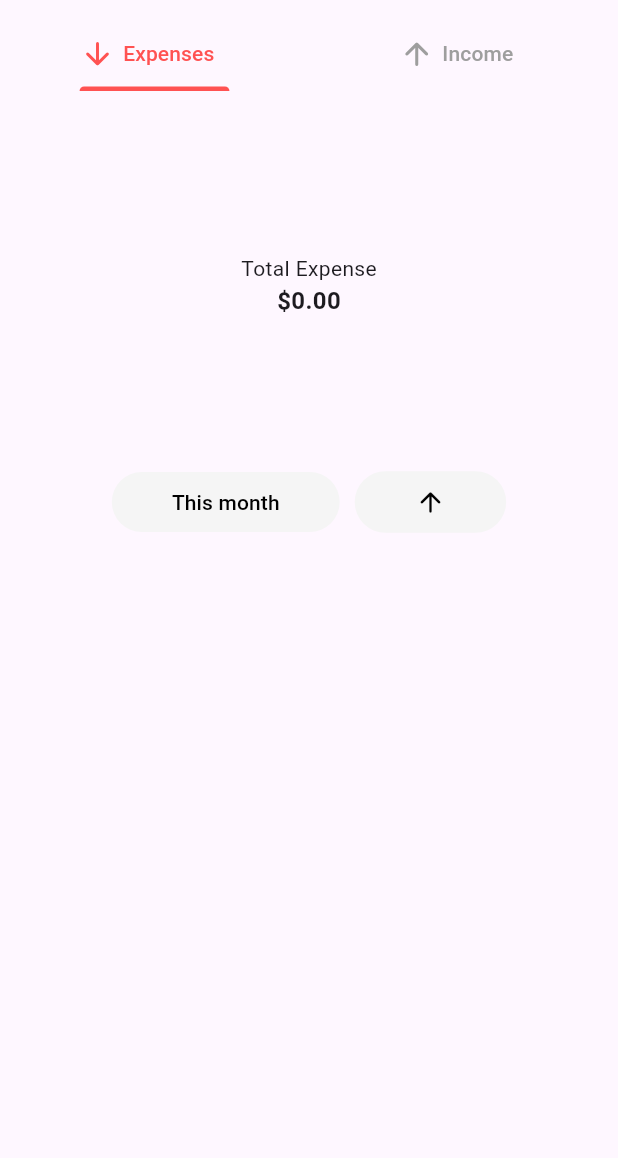
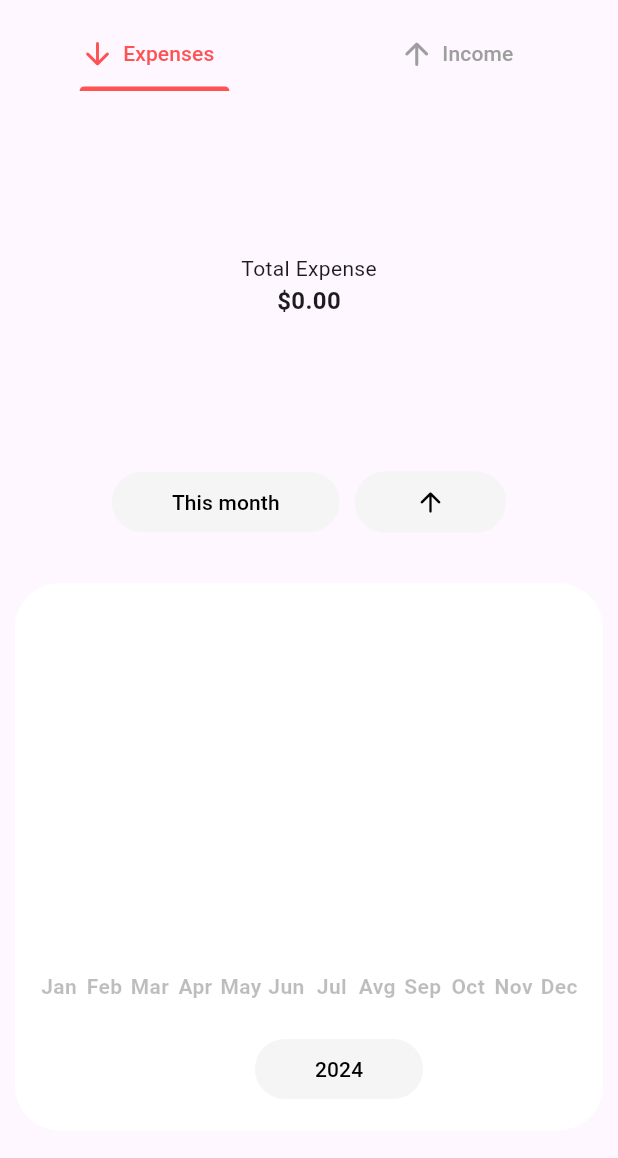
Before and after one commit to DusanCojic/PocketPal, a Flutter app: the StatsScreen screen opened directly, after a tap on the "arrow downward" icon, on a phone screen of 412 x 824 dp, the part 65-1223 px from its top. Run offline on Flutter 3.47's test engine with Material 3 defaults, Android fonts, the light colour scheme and no system bars; drawn by our look-alikes of fl_chart; our stand-ins replace flutter_colorpicker, flutter_slidable, hive, hive_flutter, persistent_bottom_nav_bar; missing offline and left inert: flutter_iconpicker; accounts and stored records are empty; generated files the repository leaves out were written again.

Commit message:
feat: monthly expense chart

```diff
--- a/lib/interface/expense_service.dart
+++ b/lib/interface/expense_service.dart
@@ -40,6 +40,7 @@ abstract class ExpenseService {
 
   Future<Map<Category, double>> totalExpensesForEveryCategory(
       TimePeriod period, Subscriber? sub);
+  Future<List<double>> totalMonthlyExpenses(int year, Subscriber? sub);
 
   void subscribe(Subscriber sub);
   void unsubscribe(Subscriber sub);
--- a/lib/service/persistent_expense_service.dart
+++ b/lib/service/persistent_expense_service.dart
@@ -300,4 +300,30 @@ class PersistentExpenseService implements ExpenseService {
 
     return result;
   }
+
+  @override
+  Future<List<double>> totalMonthlyExpenses(int year, Subscriber? sub) async {
+    if (sub != null) expensesChangeNotifier.subscribe(sub);
+
+    List<double> result = [];
+
+    if (year < 2000 || year > DateTime.now().year) {
+      return result;
+    }
+
+    for (int i = 1; i <= 12; i++) {
+      DateTime from = DateTime(year, i, 1).subtract(
+        const Duration(days: 1),
+      );
+      DateTime to = DateTime(year, i + 1, 1).subtract(
+        const Duration(days: 1),
+      );
+
+      result.add(
+        await getTotalCustomPeriodExpense(from, to),
+      );
+    }
+
+    return result;
+  }
 }
--- a/lib/widgets/expense_stats.dart
+++ b/lib/widgets/expense_stats.dart
@@ -2,6 +2,7 @@ import 'package:flutter/material.dart';
 import 'package:pocket_pal/util/time_period.dart';
 import 'package:pocket_pal/widgets/expense_by_category_chart.dart';
 import 'package:pocket_pal/widgets/expense_by_category_table.dart';
+import 'package:pocket_pal/widgets/monthly_expense_chart.dart';
 import 'package:pocket_pal/widgets/period_picker.dart';
 
 class ExpenseStats extends StatefulWidget {
@@ -104,7 +105,8 @@ class _ExpenseStatsState extends State<ExpenseStats> {
             period: period,
             sort: ascSort,
           ),
-          const SizedBox(height: 20),
+          const MonthlyExpenseChart(),
+          const SizedBox(height: 55),
         ],
       ),
     );
--- /dev/null
+++ b/lib/widgets/monthly_expense_chart.dart
@@ -0,0 +1,210 @@
+import 'package:fl_chart/fl_chart.dart';
+import 'package:flutter/material.dart';
+import 'package:pocket_pal/interface/subscriber.dart';
+import 'package:pocket_pal/service/manager_service.dart';
+// ignore: library_prefixes
+import 'package:pocket_pal/widgets/year_picker.dart' as YP;
+
+class MonthlyExpenseChart extends StatefulWidget {
+  const MonthlyExpenseChart({super.key});
+
+  @override
+  State<StatefulWidget> createState() => _MonthlyExpenseChartState();
+}
+
+class _MonthlyExpenseChartState extends State<MonthlyExpenseChart>
+    implements Subscriber {
+  late int year;
+
+  void handleSelectedYear(int newYear) {
+    setState(() {
+      year = newYear;
+    });
+  }
+
+  @override
+  void initState() {
+    year = DateTime.now().year;
+    ManagerService().service.getExpenseService().subscribe(this);
+    super.initState();
+  }
+
+  @override
+  Widget build(BuildContext context) {
+    return Padding(
+      padding: const EdgeInsets.symmetric(horizontal: 10.0),
+      child: Container(
+        height: 365,
+        width: MediaQuery.of(context).size.width,
+        decoration: BoxDecoration(
+          color: Colors.white,
+          borderRadius: BorderRadius.circular(30.0),
+        ),
+        child: Column(
+          crossAxisAlignment: CrossAxisAlignment.center,
+          children: [
+            SizedBox(
+              height: 300.0,
+              child: Padding(
+                padding: const EdgeInsets.all(5.0),
+                child: Padding(
+                  padding: const EdgeInsets.symmetric(
+                    vertical: 15.0,
+                  ),
+                  child: FutureBuilder<List<BarChartGroupData>>(
+                    future: getBarGroups(this),
+                    builder: (context, snapshot) {
+                      return BarChart(
+                        BarChartData(
+                          gridData: const FlGridData(show: false),
+                          borderData: FlBorderData(show: false),
+                          titlesData: FlTitlesData(
+                            bottomTitles: AxisTitles(
+                              sideTitles: SideTitles(
+                                showTitles: true,
+                                reservedSize: 25.0,
+                                getTitlesWidget: getTitles,
+                              ),
+                            ),
+                            leftTitles: const AxisTitles(
+                              sideTitles: SideTitles(showTitles: false),
+                            ),
+                            topTitles: const AxisTitles(
+                              sideTitles: SideTitles(showTitles: false),
+                            ),
+                            rightTitles: const AxisTitles(
+                              sideTitles: SideTitles(showTitles: false),
+                            ),
+                          ),
+                          barGroups: snapshot.data,
+                        ),
+                      );
+                    },
+                  ),
+                ),
+              ),
+            ),
+            Padding(
+              padding: const EdgeInsets.only(left: 40.0),
+              child: ElevatedButton(
+                onPressed: () {
+                  showModalBottomSheet(
+                    context: context,
+                    useRootNavigator: true,
+                    builder: (BuildContext context) {
+                      return YP.YearPicker(
+                        onSelectedYear: handleSelectedYear,
+                      );
+                    },
+                  );
+                },
+                style: ElevatedButton.styleFrom(
+                  elevation: 0,
+                  padding: const EdgeInsets.symmetric(
+                    horizontal: 40.0,
+                    vertical: 10.0,
+                  ),
+                  backgroundColor: const Color.fromARGB(255, 245, 245, 245),
+                ),
+                child: Text(
+                  year.toString(),
+                  style: const TextStyle(
+                    color: Colors.black,
+                  ),
+                ),
+              ),
+            ),
+          ],
+        ),
+      ),
+    );
+  }
+
+  Widget getTitles(double value, TitleMeta meta) {
+    const style = TextStyle(
+      color: Colors.black26,
+      fontWeight: FontWeight.bold,
+      fontSize: 14,
+    );
+    String text;
+    switch (value.toInt()) {
+      case 0:
+        text = 'Jan';
+        break;
+      case 1:
+        text = 'Feb';
+        break;
+      case 2:
+        text = 'Mar';
+        break;
+      case 3:
+        text = 'Apr';
+        break;
+      case 4:
+        text = 'May';
+        break;
+      case 5:
+        text = 'Jun';
+        break;
+      case 6:
+        text = 'Jul';
+        break;
+      case 7:
+        text = 'Avg';
+        break;
+      case 8:
+        text = 'Sep';
+        break;
+      case 9:
+        text = 'Oct';
+        break;
+      case 10:
+        text = 'Nov';
+        break;
+      case 11:
+        text = 'Dec';
+        break;
+      default:
+        text = '';
+        break;
+    }
+    return SideTitleWidget(
+      axisSide: meta.axisSide,
+      space: 4,
+      child: Text(text, style: style),
+    );
+  }
+
+  Future<List<BarChartGroupData>> getBarGroups(Subscriber? sub) async {
+    List<double> data = await ManagerService()
+        .service
+        .getExpenseService()
+        .totalMonthlyExpenses(year, sub);
+
+    List<BarChartGroupData> result = [];
+
+    for (int i = 0; i < 12; i++) {
+      result.add(
+        BarChartGroupData(
+          x: i,
+          barRods: [
+            BarChartRodData(
+              toY: double.parse(
+                data[i].toStringAsFixed(2),
+              ),
+              width: 12.0,
+              color: Colors.lightBlue.withOpacity(0.8),
+            ),
+          ],
+        ),
+      );
+    }
+
+    return result;
+  }
+
+  @override
+  void update() {
+    setState(() {});
+  }
+}
```
Also changed, not shown: lib/widgets/year_picker.dart (added, +87 -0 lines).
